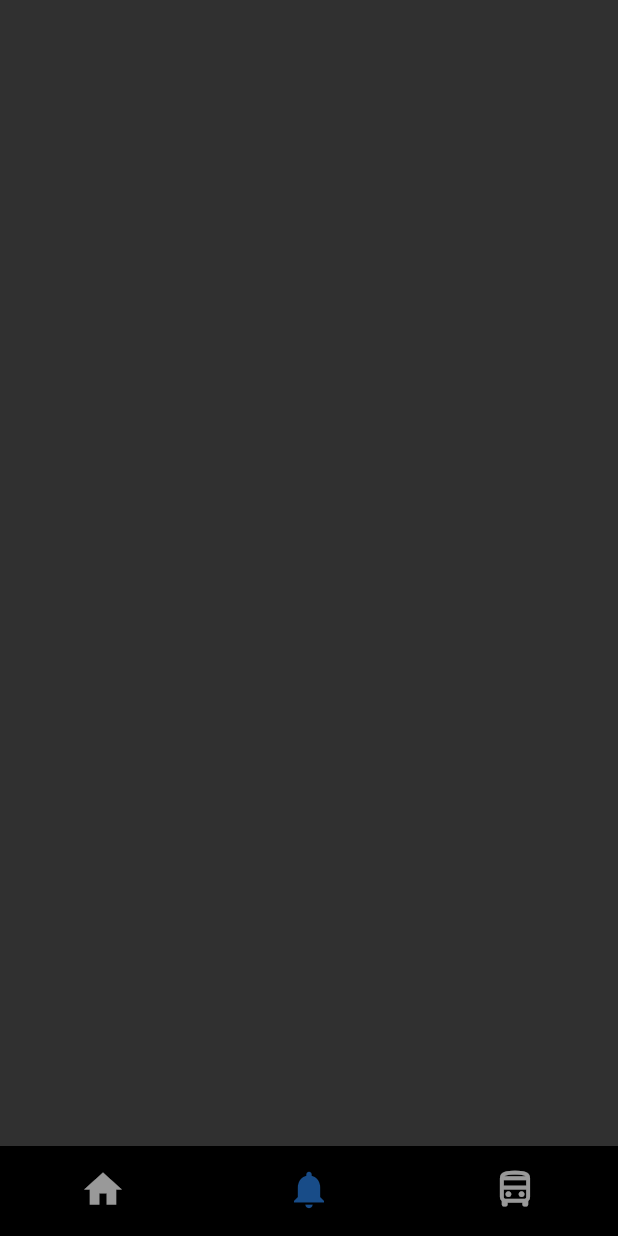
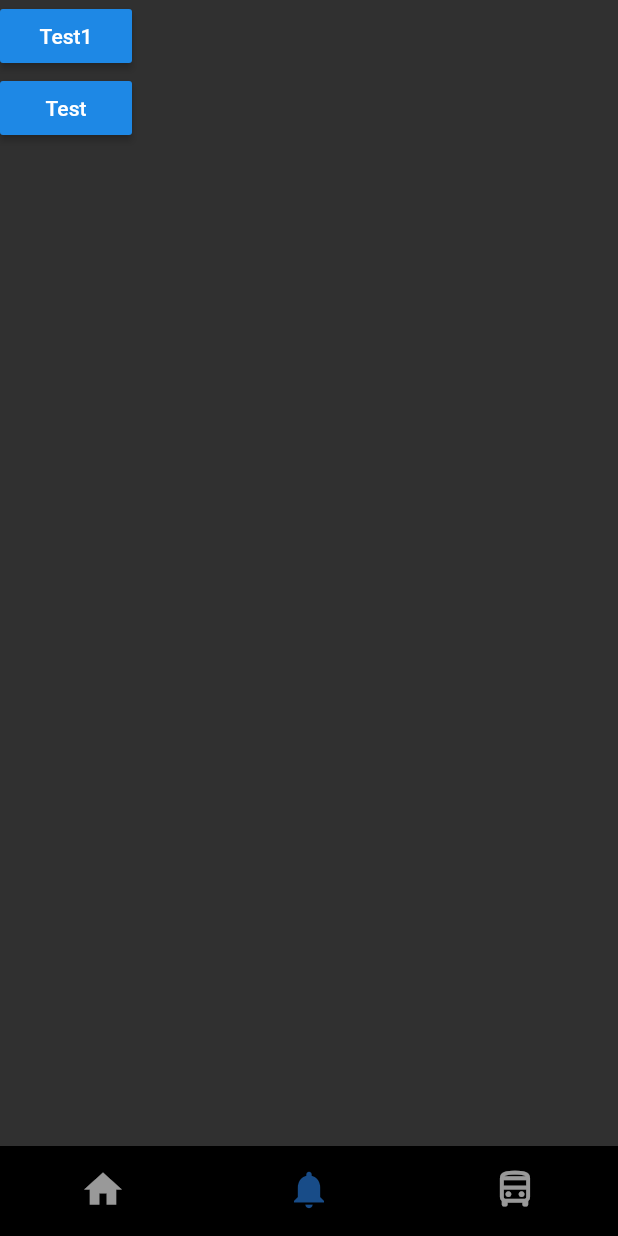
Before and after one commit to gowoonsori/weTaYo, a Flutter app: the screen it shows after launch, item 2 of the bottom bar chosen, on a phone screen of 412 x 824 dp. Run offline on Flutter 3.47's test engine with Material 2 defaults, Android fonts, the phone set to English and light mode, and no system bars; our stand-ins replace carousel_slider, geolocator, graphql_flutter, permission_handler; missing offline and left inert: xml2json.

Commit message:
Mutation Test

```diff
--- a/wetayo_app/lib/main.dart
+++ b/wetayo_app/lib/main.dart
@@ -5,6 +5,7 @@ import 'package:wetayo_app/screen/ServerTest.dart';
 import 'package:wetayo_app/screen/detail_page.dart';
 import 'package:wetayo_app/screen/home_screen.dart';
 import 'package:wetayo_app/screen/lbs_screen.dart';
+import 'package:wetayo_app/screen/mutationTest.dart';
 import 'package:wetayo_app/screen/station_screen.dart';
 import 'package:wetayo_app/screen/test.dart';
 import 'package:wetayo_app/widget/bottom_bar.dart';
@@ -36,7 +37,10 @@ class _MyAppState extends State<MyApp> {
             children: <Widget>[
               HomeScreen(),
               //
-              Container(),
+              GraphQLProvider(
+                client: graphqlService.client,
+                child: MutationTest(),
+              ),
               GraphQLProvider(
                 client: graphqlService.client,
                 child: StationScreen(),
--- /dev/null
+++ b/wetayo_app/lib/screen/mutationTest.dart
@@ -0,0 +1,103 @@
+import 'package:flutter/material.dart';
+import 'package:graphql_flutter/graphql_flutter.dart';
+
+class MutationTest extends StatefulWidget {
+  _MutationTest createState() => _MutationTest();
+}
+
+class _MutationTest extends State<MutationTest> {
+  int _data = 123456;
+
+  @override
+  Widget build(BuildContext context) {
+    return Scaffold(
+      body: SafeArea(
+        child: Column(
+          children: <Widget>[
+            Mutation(
+              options: MutationOptions(
+                document: gql("""mutation{
+    createRide(stationId: $_data routeId: $_data){
+        stationId
+        routeId
+    }
+}"""),
+                update: (GraphQLDataProxy cache, QueryResult result) {
+                  return cache;
+                },
+                onCompleted: (dynamic resultData) =>
+                    _simpleAlert(context, 'Good Test'),
+              ),
+              builder: (
+                RunMutation runMutation,
+                QueryResult result,
+              ) {
+                return RaisedButton(
+                  child: Text('Test1'),
+                  onPressed: () => runMutation({
+                    'stationId': _data,
+                    'routeId': _data,
+                  }),
+                );
+              },
+            ),
+            Container(
+              child: RaisedButton(
+                child: Text('Test'),
+                onPressed: () {
+                  showDialog(
+                      context: context,
+                      barrierDismissible: false,
+                      builder: (BuildContext context) {
+                        return AlertDialog(
+                          title: Text('탑승 예약'),
+                          content: SingleChildScrollView(
+                            child: ListBody(
+                              children: <Widget>[
+                                Text('Test'),
+                                Text('$_data번 버스를 탑승 하시겠습니까?')
+                              ],
+                            ),
+                          ),
+                          actions: <Widget>[
+                            FlatButton(
+                              child: Text('확인'),
+                              onPressed: () {
+                                Navigator.of(context).pop();
+                              },
+                            ),
+                            FlatButton(
+                              child: Text('취소'),
+                              onPressed: () {
+                                Navigator.of(context).pop();
+                              },
+                            ),
+                          ],
+                        );
+                      });
+                },
+              ),
+            )
+          ],
+        ),
+      ),
+    );
+  }
+}
+
+void _simpleAlert(BuildContext context, String text) => showDialog<AlertDialog>(
+      context: context,
+      builder: (BuildContext context) {
+        return AlertDialog(
+          title: Text(text),
+          actions: <Widget>[
+            SimpleDialogOption(
+              child: const Text('확인'),
+              onPressed: () {
+                Navigator.of(context).pop();
+              },
+            )
+          ],
+        );
+      },
+    );
```
Also changed, not shown: wetayo_app/lib/screen/detail_page.dart (+3 -62 lines), 1 other file.
